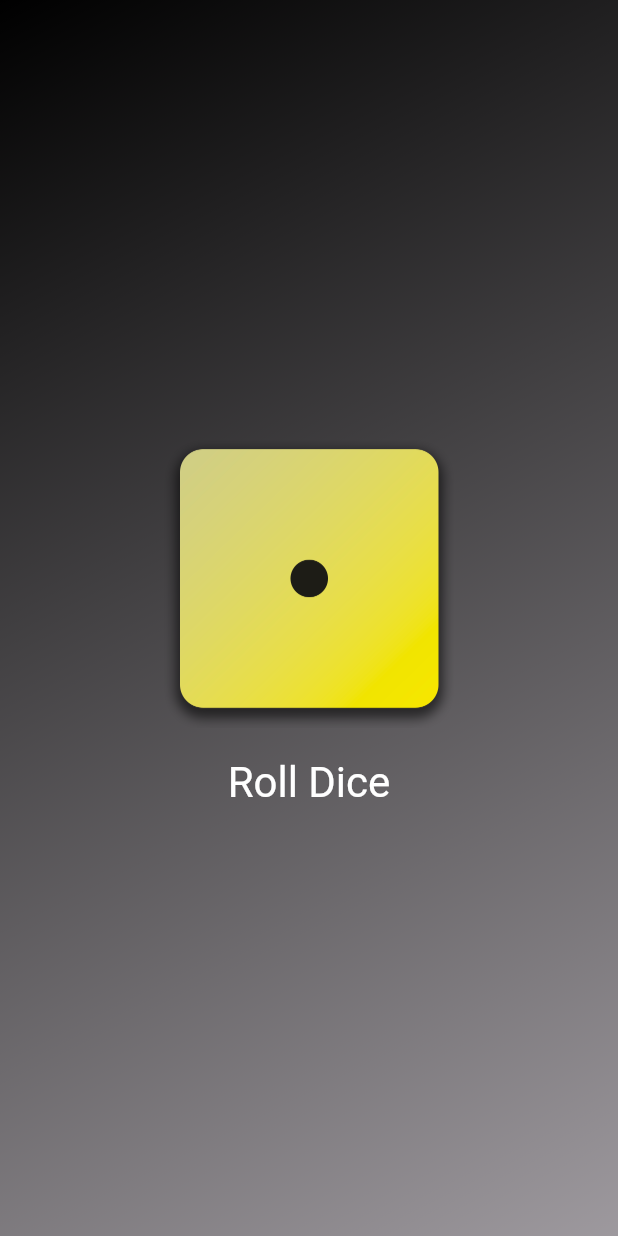
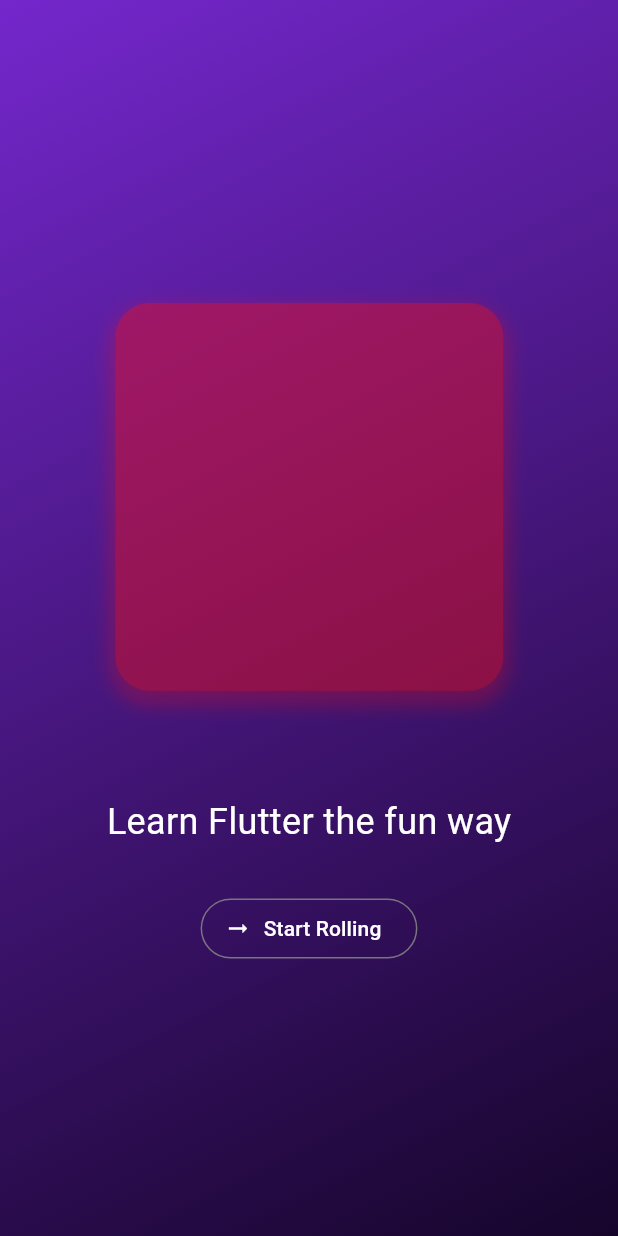
Before and after one commit to emmakolade/flut, a Flutter app: the screen it shows after launch, on a phone screen of 412 x 824 dp. Run offline on Flutter 3.47's test engine with Material 3 defaults, Android fonts, the phone set to English and light mode, and no system bars.

Commit message:
switch screen

```diff
--- a/lib/dice_roller.dart
+++ /dev/null
@@ -1,46 +0,0 @@
-import 'package:flutter/material.dart';
-import 'dart:math';
-
-final randomMizer = Random();
-
-
-class DiceRoller extends StatefulWidget {
-  const DiceRoller({super.key});
-  @override
-  State<DiceRoller> createState() {
-    return _DiceRollerState();
-  }
-}
-
-class _DiceRollerState extends State<DiceRoller> {
-  // var activeDiceImage = "assets/dice-1.png";
-  var currentRoll = 1;
-
-  void rollDice() {
-    // print("Clicked");
-    setState(() {
-      currentRoll = randomMizer.nextInt(6) + 1;
-      // activeDiceImage = "assets/dice-$randomNumber.png";
-    });
-  }
-
-  @override
-  Widget build(context) {
-    return Column(
-      mainAxisSize: MainAxisSize.min,
-      children: [
-        Image.asset("assets/dice-$currentRoll.png", width: 200),
-        // const SizedBox(height: 20),
-        TextButton(
-          onPressed: rollDice,
-          style: TextButton.styleFrom(
-            padding: const EdgeInsets.only(top: 20),
-            foregroundColor: Colors.white,
-            textStyle: const TextStyle(fontSize: 28),
-          ),
-          child: const Text("Roll Dice"),
-        ),
-      ],
-    );
-  }
-}
--- a/lib/gradient_container.dart
+++ /dev/null
@@ -1,29 +0,0 @@
-import 'package:flutter/material.dart';
-// import 'package:myapp/styled_text.dart';
-import 'package:myapp/dice_roller.dart';
-
-class GradientCotainer extends StatelessWidget {
-  const GradientCotainer(this.color1, this.color2, {super.key});
-
-  final Color color1;
-  final Color color2;
-
-
-
-  @override
-  Widget build(context) {
-    return Container(
-      decoration: BoxDecoration(
-        gradient: LinearGradient(
-          colors: [color1, color2],
-          begin: Alignment.topLeft,
-          end: Alignment.bottomRight,
-        ),
-      ),
-      // child: const Center(child: StyledText("Hello World")),
-      child: Center(
-        child: DiceRoller()
-      ),
-    );
-  }
-}
--- /dev/null
+++ b/lib/quiz.dart
@@ -0,0 +1,56 @@
+import 'package:flutter/material.dart';
+import 'package:myapp/start_screen.dart';
+import 'package:myapp/questions_screen.dart';
+
+class Quiz extends StatefulWidget {
+  const Quiz({super.key});
+
+  @override
+  State<Quiz> createState() {
+    return _QuizState();
+  }
+}
+
+class _QuizState extends State<Quiz> {
+  // Widget? activeScreen;
+
+  // @override
+  // void initState() {
+  //   activeScreen =  StartScreen(switchScreen);
+  //   super.initState();
+  // }
+
+  var activeScreen = "start-screen";
+
+  void switchScreen() {
+    setState(() {
+      // activeScreen = const QuestionsScreen();
+      activeScreen = "questions-screen";
+    });
+  }
+
+  @override
+  Widget build(context) {
+    Widget screenWidget = StartScreen(switchScreen);
+    if (activeScreen == "questions-screen") {
+      screenWidget = const QuestionsScreen();
+    }
+    return MaterialApp(
+      home: Scaffold(
+        body: Container(
+          decoration: const BoxDecoration(
+            gradient: LinearGradient(
+              colors: [
+                Color.fromARGB(255, 116, 39, 204),
+                Color.fromARGB(255, 22, 5, 43),
+              ],
+              begin: Alignment.topLeft,
+              end: Alignment.bottomRight,
+            ),
+          ),
+          child:screenWidget
+        ),
+      ),
+    );
+  }
+}
--- /dev/null
+++ b/lib/start_screen.dart
@@ -0,0 +1,45 @@
+import 'package:flutter/material.dart';
+
+class StartScreen extends StatelessWidget {
+  const StartScreen(this.startQuiz, {super.key});
+
+  final void Function() startQuiz;
+
+
+  @override
+  Widget build(context) {
+    return Center(
+      child: Column(
+        mainAxisSize: MainAxisSize.min,
+        children: [
+          Image.asset(
+            "assets/dice-1.png",
+            width: 300,
+            color: const Color.fromARGB(104, 255, 14, 14),
+          ),
+
+          // Opacity(
+          //   opacity: 0.8,
+          //   child: Image.asset(
+          //     "assets/dice-1.png",
+          //     width: 300,
+          //     // color: const Color.fromARGB(150, 255, 255, 255),
+          //   ),
+          // ),
+          const SizedBox(height: 50),
+          const Text(
+            "Learn Flutter the fun way",
+            style: TextStyle(color: Colors.white, fontSize: 24),
+          ),
+          const SizedBox(height: 30),
+          OutlinedButton.icon(
+            onPressed: startQuiz,
+            style: OutlinedButton.styleFrom(foregroundColor: Colors.white),
+            icon: const Icon(Icons.arrow_right_alt),
+            label: const Text("Start Rolling"),
+          ),
+        ],
+      ),
+    );
+  }
+}
```
Also changed, not shown: lib/main.dart (+3 -6 lines), lib/questions_screen.dart (added, +31 -0 lines), lib/styled_text.dart (deleted, +0 -16 lines), 4 other files.
